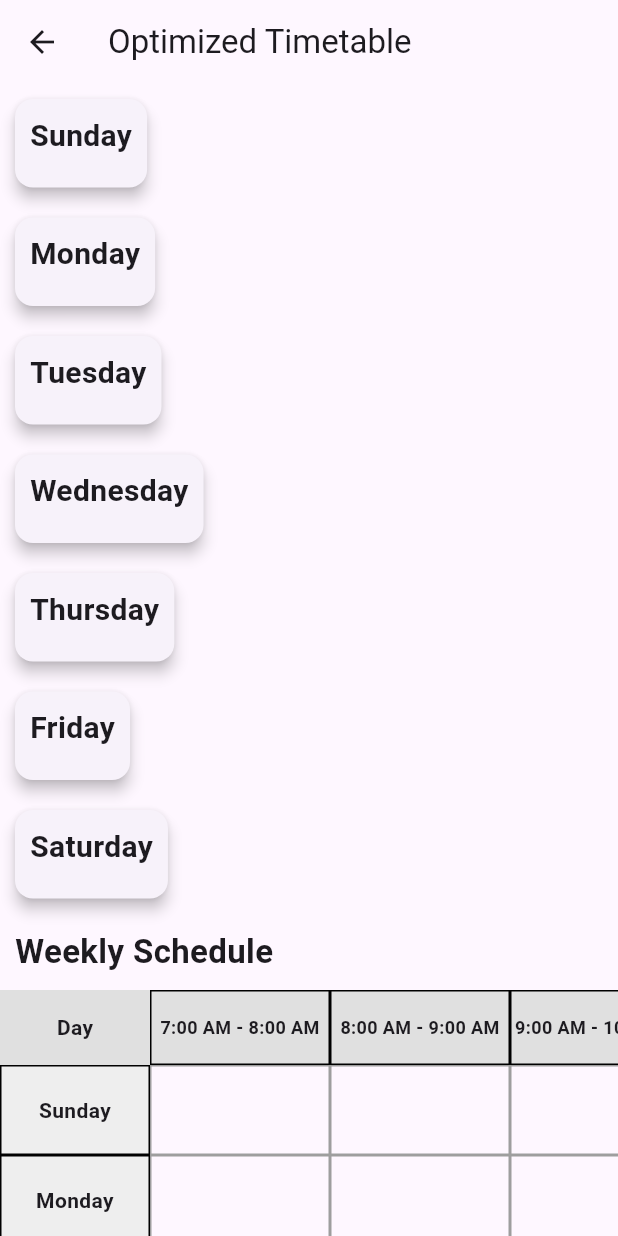
After one commit to fedupGenJi/ClassPulse, a Flutter app: the TimetableGridPage screen opened directly, on a phone screen of 412 x 824 dp. The commit adds this screen. Run offline on Flutter 3.47's test engine with Material 3 defaults, Android fonts, the phone set to English and light mode, and no system bars; our stand-ins replace shared_preferences; accounts and stored records are empty.

Commit message:
Upto weekly schedule in list and grid view

```diff
--- /dev/null
+++ b/lib/schedule.dart
@@ -0,0 +1,386 @@
+import 'dart:convert';
+import 'package:flutter/material.dart';
+import 'package:shared_preferences/shared_preferences.dart';
+
+class TimetableGridPage extends StatefulWidget {
+  @override
+  _TimetableGridPageState createState() => _TimetableGridPageState();
+}
+
+class _TimetableGridPageState extends State<TimetableGridPage> {
+  Map<String, List<Map<String, dynamic>>> timetable = {};
+  bool isLoading = true;
+
+  final List<String> daysOfWeek = [
+    'Sunday',
+    'Monday',
+    'Tuesday',
+    'Wednesday',
+    'Thursday',
+    'Friday',
+    'Saturday',
+  ];
+
+  @override
+  void initState() {
+    super.initState();
+    loadTimetable();
+  }
+
+  Map<String, Color> classColors = {};
+  final List<Color> availableColors = [
+    Color(0xFFFFCDD2),
+    Color(0xFFBBDEFB),
+    Color(0xFFC8E6C9),
+    Color(0xFFFFF9C4),
+    Color(0xFFD1C4E9),
+    Color(0xFFFFE0B2),
+    Color(0xFFB2DFDB),
+    Color(0xFFFFF8E1),
+    Color(0xFFDCEDC8),
+    Color(0xFFE1BEE7),
+  ];
+
+  Color getClassColor(String className) {
+    if (className == 'Break') return Colors.white54;
+    if (className == 'YIPPEE') return Colors.pink[100]!;
+
+    if (!classColors.containsKey(className)) {
+      classColors[className] =
+          availableColors[classColors.length % availableColors.length];
+    }
+
+    return classColors[className]!;
+  }
+
+  Future<void> loadTimetable() async {
+    final prefs = await SharedPreferences.getInstance();
+    final String? jsonData = prefs.getString('optimizedTimetable');
+
+    if (jsonData != null) {
+      final decoded = jsonDecode(jsonData) as Map<String, dynamic>;
+      timetable = decoded.map((key, value) {
+        return MapEntry(key, List<Map<String, dynamic>>.from(value));
+      });
+    }
+
+    setState(() {
+      isLoading = false;
+    });
+  }
+
+  List<int> getDynamicTimeRange() {
+    Set<int> hours = {};
+
+    timetable.forEach((_, sessions) {
+      for (var session in sessions) {
+        if (session['class'] != 'Break' && session['class'] != 'YIPPEE') {
+          final start = int.tryParse(session['start'].split(':')[0]) ?? 0;
+          final end = int.tryParse(session['end'].split(':')[0]) ?? 0;
+          for (int i = start; i < end; i++) {
+            hours.add(i);
+          }
+        }
+      }
+    });
+
+    if (hours.isEmpty) return [7, 16];
+
+    final sorted = hours.toList()..sort();
+    return [sorted.first, sorted.last + 1];
+  }
+
+  String formatHour(int hour) {
+    final time = TimeOfDay(hour: hour, minute: 0);
+    return time.format(context);
+  }
+
+  @override
+  Widget build(BuildContext context) {
+    final timeRange = getDynamicTimeRange();
+
+    return Scaffold(
+      appBar: AppBar(
+        title: Text('Optimized Timetable'),
+      ),
+      body:
+          isLoading
+              ? Center(child: CircularProgressIndicator())
+              : SingleChildScrollView(
+                child: Column(
+                  crossAxisAlignment: CrossAxisAlignment.start,
+                  children: [
+                    ...daysOfWeek.map((day) {
+                      final sessions = (timetable[day] ?? []);
+                      return Card(
+                        margin: EdgeInsets.all(10),
+                        elevation: 4,
+                        child: Padding(
+                          padding: EdgeInsets.all(10),
+                          child: Column(
+                            crossAxisAlignment: CrossAxisAlignment.start,
+                            children: [
+                              Text(
+                                day,
+                                style: TextStyle(
+                                  fontSize: 20,
+                                  fontWeight: FontWeight.bold,
+                                ),
+                              ),
+                              SizedBox(height: 10),
+                              ...sessions.map((session) {
+                                final className =
+                                    session['class'] ?? session['subject'];
+                                final start = session['start'];
+                                final end = session['end'];
+                                final professor = session['professor'] ?? '';
+                                final isBreakOrYippee =
+                                    className == 'Break' ||
+                                    className == 'YIPPEE';
+
+                                return Padding(
+                                  padding: const EdgeInsets.symmetric(
+                                    vertical: 4.0,
+                                  ),
+                                  child: Container(
+                                    padding: EdgeInsets.all(8),
+                                    decoration: BoxDecoration(
+                                      color:
+                                          isBreakOrYippee
+                                              ? Color(0xFFFFFDD0)
+                                              : Colors.blue[100],
+                                      borderRadius: BorderRadius.circular(8),
+                                    ),
+                                    child: Row(
+                                      mainAxisAlignment:
+                                          MainAxisAlignment.spaceBetween,
+                                      children: [
+                                        Expanded(
+                                          child: Text(
+                                            className,
+                                            style: TextStyle(
+                                              fontWeight: FontWeight.w600,
+                                              fontStyle:
+                                                  isBreakOrYippee
+                                                      ? FontStyle.italic
+                                                      : FontStyle.normal,
+                                            ),
+                                          ),
+                                        ),
+                                        Text('$start - $end'),
+                                        if (professor.isNotEmpty &&
+                                            !isBreakOrYippee)
+                                          Padding(
+                                            padding: const EdgeInsets.only(
+                                              left: 10,
+                                            ),
+                                            child: Text('($professor)'),
+                                          ),
+                                      ],
+                                    ),
+                                  ),
+                                );
+                              }).toList(),
+                            ],
+                          ),
+                        ),
+                      );
+                    }),
+
+                    Padding(
+                      padding: const EdgeInsets.all(10),
+                      child: Text(
+                        'Weekly Schedule',
+                        style: TextStyle(
+                          fontSize: 22,
+                          fontWeight: FontWeight.bold,
+                        ),
+                      ),
+                    ),
+                    SizedBox(
+                      height: 500,
+                      child: Row(
+                        crossAxisAlignment: CrossAxisAlignment.start,
+                        children: [
+                          Column(
+                            children: [
+                              Container(
+                                width: 100,
+                                height: 50,
+                                color: Colors.grey[300],
+                                alignment: Alignment.center,
+                                child: Text(
+                                  'Day',
+                                  style: TextStyle(fontWeight: FontWeight.bold),
+                                ),
+                              ),
+                              ...daysOfWeek.map((day) {
+                                return Container(
+                                  width: 100,
+                                  height: 60,
+                                  alignment: Alignment.center,
+                                  decoration: BoxDecoration(
+                                    color: Colors.grey[200],
+                                    border: Border.all(color: Colors.black),
+                                  ),
+                                  child: Text(
+                                    day,
+                                    textAlign: TextAlign.center,
+                                    style: TextStyle(
+                                      fontWeight: FontWeight.bold,
+                                    ),
+                                  ),
+                                );
+                              }).toList(),
+                            ],
+                          ),
+
+                          Expanded(
+                            child: SingleChildScrollView(
+                              scrollDirection: Axis.horizontal,
+                              child: Column(
+                                children: [
+                                  Row(
+                                    children: List.generate(
+                                      timeRange[1] - timeRange[0],
+                                      (index) {
+                                        final hour = timeRange[0] + index;
+                                        return Container(
+                                          width: 120,
+                                          height: 50,
+                                          alignment: Alignment.center,
+                                          decoration: BoxDecoration(
+                                            color: Colors.grey[300],
+                                            border: Border.all(
+                                              color: Colors.black,
+                                            ),
+                                          ),
+                                          child: Text(
+                                            '${formatHour(hour)} - ${formatHour(hour + 1)}',
+                                            textAlign: TextAlign.center,
+                                            style: TextStyle(
+                                              fontWeight: FontWeight.bold,
+                                              fontSize: 12,
+                                            ),
+                                          ),
+                                        );
+                                      },
+                                    ),
+                                  ),
+                                  ...daysOfWeek.map((day) {
+                                    final row = <Widget>[];
+                                    int hour = timeRange[0];
+                                    while (hour < timeRange[1]) {
+                                      final sessions = timetable[day] ?? [];
+                                      final session = sessions.firstWhere((s) {
+                                        final start =
+                                            int.tryParse(
+                                              s['start'].split(':')[0],
+                                            ) ??
+                                            -1;
+                                        final end =
+                                            int.tryParse(
+                                              s['end'].split(':')[0],
+                                            ) ??
+                                            -1;
+                                        return hour >= start && hour < end;
+                                      }, orElse: () => {});
+
+                                      if (session.isEmpty) {
+                                        row.add(
+                                          Container(
+                                            width: 120,
+                                            height: 60,
+                                            decoration: BoxDecoration(
+                                              border: Border.all(
+                                                color: Colors.grey,
+                                              ),
+                                            ),
+                                          ),
+                                        );
+                                        hour += 1;
+                                        continue;
+                                      }
+
+                                      final start =
+                                          int.tryParse(
+                                            session['start'].split(':')[0],
+                                          ) ??
+                                          hour;
+                                      final end =
+                                          int.tryParse(
+                                            session['end'].split(':')[0],
+                                          ) ??
+                                          hour + 1;
+                                      final span = end - start;
+                                      final className = session['class'] ?? '';
+                                      final professor =
+                                          session['professor'] ?? '';
+                                      final bgColor = getClassColor(className);
+
+                                      if (hour != start) {
+                                        hour += 1;
+                                        continue;
+                                      }
+
+                                      row.add(
+                                        Container(
+                                          width: 120.0 * span,
+                                          height: 60,
+                                          decoration: BoxDecoration(
+                                            color: bgColor,
+                                            border: Border.all(
+                                              color: Colors.grey,
+                                            ),
+                                          ),
+                                          padding: EdgeInsets.all(4),
+                                          child: Column(
+                                            mainAxisAlignment:
+                                                MainAxisAlignment.center,
+                                            children: [
+                                              Text(
+                                                className,
+                                                style: TextStyle(
+                                                  fontWeight: FontWeight.bold,
+                                                  fontStyle:
+                                                      (className == 'Break' ||
+                                                              className ==
+                                                                  'YIPPEE')
+                                                          ? FontStyle.italic
+                                                          : FontStyle.normal,
+                                                ),
+                                                textAlign: TextAlign.center,
+                                              ),
+                                              if (professor.isNotEmpty &&
+                                                  className != 'Break' &&
+                                                  className != 'YIPPEE')
+                                                Text(
+                                                  professor,
+                                                  style: TextStyle(
+                                                    fontSize: 11,
+                                                  ),
+                                                  textAlign: TextAlign.center,
+                                                ),
+                                            ],
+                                          ),
+                                        ),
+                                      );
+
+                                      hour += span;
+                                    }
+
+                                    return Row(children: row);
+                                  }).toList(),
+                                ],
+                              ),
+                            ),
+                          ),
+                        ],
+                      ),
+                    ),
+                  ],
+                ),
+              ),
+    );
+  }
+}
```
Also changed, not shown: lib/attendance.dart (+114 -41 lines).
